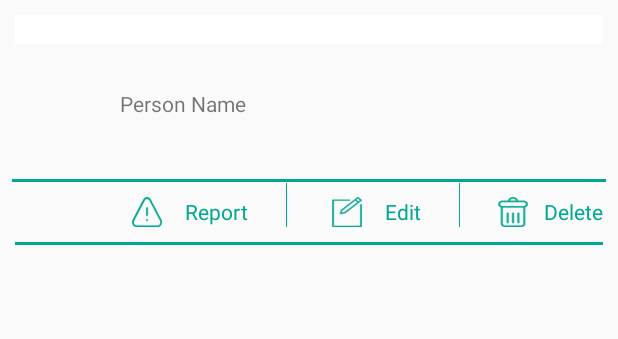
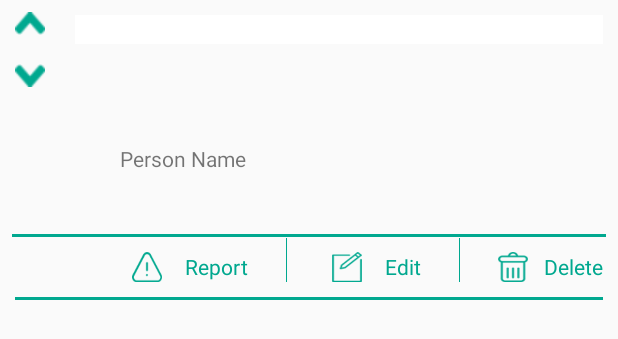
Before and after one commit to AbdallaSoliman/Ta3ala-2ma-2a2olk-Client, an Android app: the layout answer_list_item.xml on its own in the app's theme, with its tools: preview values and no code run, on a phone screen of 412 x 824 dp. Shown: the top 339 px of the screen. Run offline under Robolectric (Android 15) with nearby library versions, the phone set to English and light mode, and no system bars.

Commit message:
answer report and rate

```diff
--- a/app/src/main/java/com/example/omnia/ta3ala_2ma_2a2olk_client/model/Answer.java
+++ b/app/src/main/java/com/example/omnia/ta3ala_2ma_2a2olk_client/model/Answer.java
@@ -19,7 +19,7 @@ public class Answer implements Serializable {
     private String answer;
     @SerializedName("rate")
     @Expose
-    private Integer rate;
+    private int rate;
     @SerializedName("isdeleted")
     @Expose
     private Object isdeleted;
@@ -62,11 +62,11 @@ public class Answer implements Serializable {
         this.answer = answer;
     }
 
-    public Integer getRate() {
+    public int getRate() {
         return rate;
     }
 
-    public void setRate(Integer rate) {
+    public void setRate(int rate) {
         this.rate = rate;
     }
 
--- a/app/src/main/res/layout/answer_list_item.xml
+++ b/app/src/main/res/layout/answer_list_item.xml
@@ -5,6 +5,38 @@
     android:layout_width="match_parent"
     android:layout_height="match_parent"
     android:orientation="vertical">
+
+    <LinearLayout
+        android:orientation="horizontal"
+        android:layout_width="match_parent"
+        android:layout_height="wrap_content">
+    <LinearLayout
+        android:id="@+id/rateLayout"
+        android:layout_marginBottom="8dp"
+        android:layout_marginEnd="10dp"
+        android:layout_marginStart="10dp"
+        android:layout_marginTop="8dp"
+        android:orientation="vertical"
+        android:layout_width="wrap_content"
+        android:layout_height="wrap_content">
+
+        <Button
+            android:id="@+id/AupRate"
+            android:layout_width="20dp"
+            android:layout_height="15dp"
+            android:background="@drawable/uprate"/>
+        <TextView
+            android:id="@+id/ArateCount"
+            android:layout_gravity="center"
+            android:layout_width="wrap_content"
+            android:layout_height="wrap_content" />
+        <Button
+            android:id="@+id/AdownRate"
+            android:background="@drawable/downrate"
+            android:layout_width="20dp"
+            android:layout_height="15dp" />
+
+    </LinearLayout>
 
     <TextView
         android:id="@+id/answerId"
@@ -15,6 +47,7 @@
         android:layout_marginTop="10dp"
         android:background="#ffffff" />
 
+    </LinearLayout>
     <LinearLayout
         android:layout_width="wrap_content"
         android:layout_height="wrap_content"
```
Also changed, not shown: app/src/main/java/com/example/omnia/ta3ala_2ma_2a2olk_client/adaptor/QuestionAnswersAdaptoe.java (+99 -7 lines), app/src/main/java/com/example/omnia/ta3ala_2ma_2a2olk_client/network/QuestionAnswerAdapotorNetwork.java (+56 -0 lines), app/src/main/java/com/example/omnia/ta3ala_2ma_2a2olk_client/presenter/QuestionAnswerAdapotorPresenter.java (+11 -0 lines), app/src/main/java/com/example/omnia/ta3ala_2ma_2a2olk_client/rest/APIService.java (+11 -0 lines), app/src/main/res/layout/question_report_dialog.xml (+4 -4 lines), app/src/main/res/layout/tab4.xml (line endings or trailing spaces).
